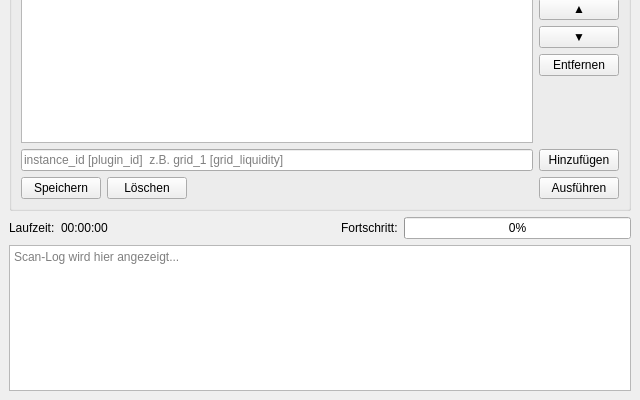
Above: ui/service_win.ui from hoyerth/PyTrader before the change; both pictures show x 0 to 640 and y 180 to 580 of the 640 by 580 pixel window. Below: the same form after it.
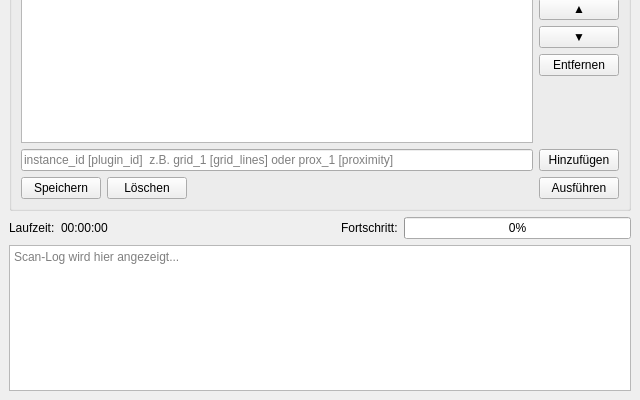
That is the form after the change.

Commit message: Phase 13 Schritt 6-Korrektur: Neue Services (grid_lines/proximity) in Service-Fenster-UI sichtbar

The edit to the form file:
```diff
--- a/ui/service_win.ui
+++ b/ui/service_win.ui
@@ -272,7 +272,7 @@
          <item>
           <widget class="QLineEdit" name="edit_new_instance">
            <property name="placeholderText">
-            <string>instance_id [plugin_id]  z.B. grid_1 [grid_liquidity]</string>
+            <string>instance_id [plugin_id]  z.B. grid_1 [grid_lines] oder prox_1 [proximity]</string>
            </property>
           </widget>
          </item>
```
The commit also changes 1 other file.
